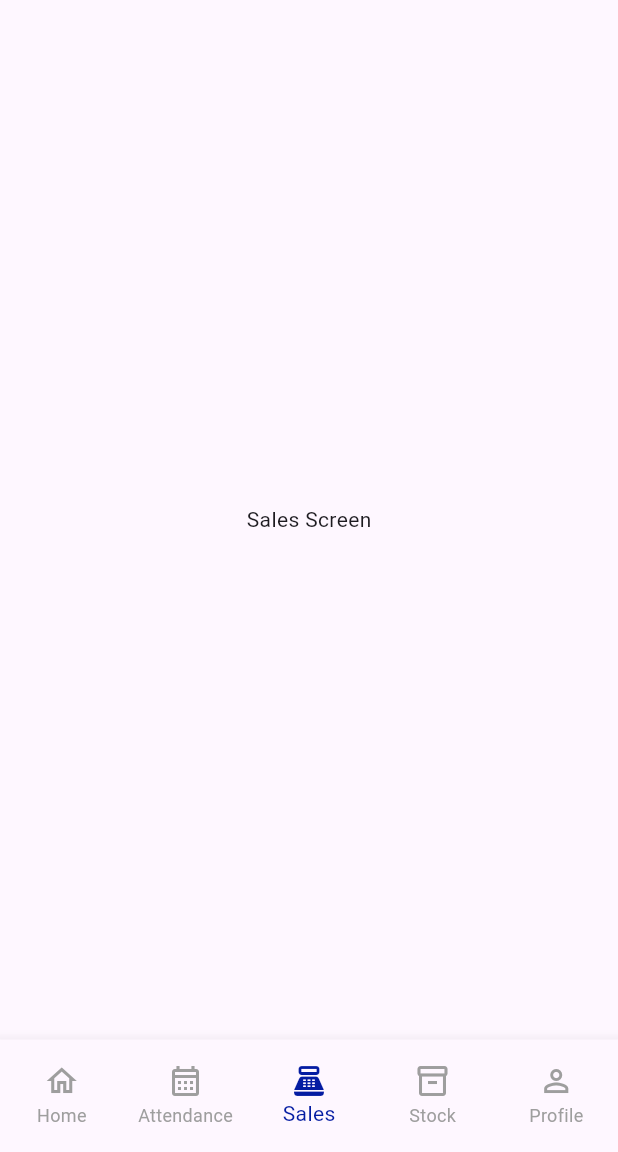
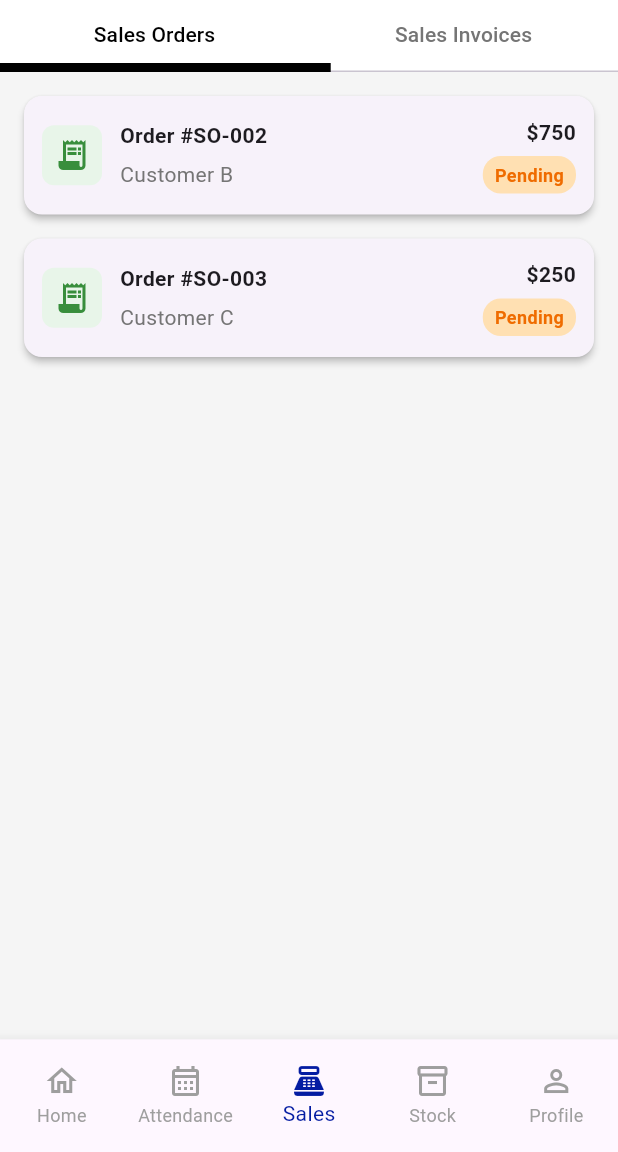
Before and after one commit to hanihassan01/Worksync-Application, a Flutter app: the Home_page screen opened directly, item 3 of the bottom bar chosen, on a phone screen of 412 x 824 dp, the part 84-1236 px from its top. Run offline on Flutter 3.47's test engine with Material 3 defaults, Android fonts, the phone set to English and light mode, and no system bars.

Commit message:
add  Sales list UI & Tab fix

```diff
--- a/lib/pages/Home/Homepage.dart
+++ b/lib/pages/Home/Homepage.dart
@@ -1,5 +1,6 @@
 import 'package:flutter/material.dart';
 import 'package:worksync/pages/Sales/salesoder.dart';
+import 'package:worksync/pages/Sales/sales_lisy.dart';
 
 class Home_page extends StatefulWidget {
   Home_page({super.key});
@@ -14,7 +15,7 @@ class _Home_pageState extends State<Home_page> {
   final List<Widget> _screens = [
     Center(child: Text("Home Screen")),
     Center(child: Text("Attendance Screen")),
-    Center(child: Text("Sales Screen")),
+    const SalesListPage(),
     Center(child: Text("Stock Screen")),
     Center(child: Text("Profile Screen")),
   ];
@@ -46,7 +47,7 @@ class _Home_pageState extends State<Home_page> {
         ],
       ),
       body: _currentIndex == 0
-          ? Expanded(
+          ? SingleChildScrollView(
               child: Container(
                 color: Color(0xFFe8f0f8),
                 child: Column(
--- /dev/null
+++ b/lib/pages/Sales/sales_lisy.dart
@@ -0,0 +1,224 @@
+import 'package:flutter/material.dart';
+// Sales order view page removed dependency; no DB interactions
+
+class SalesListPage extends StatefulWidget {
+  const SalesListPage({super.key});
+
+  @override
+  State<SalesListPage> createState() => _SalesListPageState();
+}
+
+class _SalesListPageState extends State<SalesListPage>
+    with SingleTickerProviderStateMixin {
+  // No persistent orders (database removed). Show empty lists.
+  late TabController _tabController;
+
+  // Demo data used to show tappable list items that navigate to the
+  // order view page. Each entry has an id, customer, amount and status.
+  final List<Map<String, dynamic>> _demoOrders = [
+    {'id': 'SO-001', 'customer': 'Customer A', 'amount': 500, 'status': 'paid'},
+    {
+      'id': 'SO-002',
+      'customer': 'Customer B',
+      'amount': 750,
+      'status': 'pending',
+    },
+    {
+      'id': 'SO-003',
+      'customer': 'Customer C',
+      'amount': 250,
+      'status': 'pending',
+    },
+    {
+      'id': 'SO-004',
+      'customer': 'Customer D',
+      'amount': 1000,
+      'status': 'paid',
+    },
+  ];
+  @override
+  void initState() {
+    super.initState();
+    _tabController = TabController(length: 2, vsync: this);
+  }
+
+  @override
+  void dispose() {
+    _tabController.dispose();
+    super.dispose();
+  }
+
+
+  @override
+  Widget build(BuildContext context) {
+
+    return Container(
+      color: Colors.grey.shade100,
+      child: SafeArea(
+        top: false,
+        bottom: false,
+        child: Column(
+          children: [
+            Material(
+              color: Colors.white,
+              child: TabBar(
+                controller: _tabController,
+                indicator: UnderlineTabIndicator(
+                  borderSide: BorderSide(color: Colors.black, width: 6.0),
+
+                  insets: EdgeInsets.symmetric(horizontal: 152.0),
+                ),
+                labelColor: Colors.black,
+                unselectedLabelColor: Colors.grey.shade600,
+                tabs: const [
+                  Tab(text: 'Sales Orders'),
+                  Tab(text: 'Sales Invoices'),
+                ],
+              ),
+            ),
+            Expanded(
+              child: TabBarView(
+                controller: _tabController,
+                children: [
+                  // Sales Orders tab
+                  _buildOrdersList('draft'),
+
+                  // Invoices tab (submitted orders)
+                  _buildOrdersList('submitted'),
+                ],
+              ),
+            ),
+          ],
+        ),
+      ),
+    );
+  }
+
+  Widget _buildOrdersList(String status) {
+    final filterStatus = status == 'draft' ? 'pending' : 'paid';
+    final items = _demoOrders
+        .where((o) => o['status'] == filterStatus)
+        .toList();
+
+    if (items.isEmpty) {
+      return Center(
+        child: Text(
+          'No ${status == 'draft' ? 'draft' : 'submitted'} orders',
+          style: TextStyle(color: Colors.grey.shade600),
+        ),
+      );
+    }
+
+    return ListView.separated(
+      padding: const EdgeInsets.all(12.0),
+      itemCount: items.length,
+      separatorBuilder: (_, __) => const SizedBox(height: 8),
+      itemBuilder: (context, index) {
+        final o = items[index];
+        return Card(
+          elevation: 2,
+          shape: RoundedRectangleBorder(
+            borderRadius: BorderRadius.circular(12),
+          ),
+          child: InkWell(
+            borderRadius: BorderRadius.circular(12),
+            onTap: () {
+              showDialog<void>(
+                context: context,
+                builder: (ctx) => AlertDialog(
+                  title: Text('Order ${o['id']}'),
+                  content: Column(
+                    mainAxisSize: MainAxisSize.min,
+                    crossAxisAlignment: CrossAxisAlignment.start,
+                    children: [
+                      Text('Customer: ${o['customer']}'),
+                      const SizedBox(height: 8),
+                      Text('Amount: ₹${o['amount']}'),
+                      const SizedBox(height: 8),
+                      Text(
+                        'Status: ${o['status'] == 'paid' ? 'Paid' : 'Pending'}',
+                      ),
+                    ],
+                  ),
+                  actions: [
+                    TextButton(
+                      onPressed: () => Navigator.pop(ctx),
+                      child: const Text('Close'),
+                    ),
+                  ],
+                ),
+              );
+            },
+            child: Padding(
+              padding: const EdgeInsets.symmetric(horizontal: 12, vertical: 14),
+              child: Row(
+                children: [
+                  Container(
+                    padding: const EdgeInsets.all(8),
+                    decoration: BoxDecoration(
+                      color: Colors.green.shade50,
+                      borderRadius: BorderRadius.circular(8),
+                    ),
+                    child: Icon(
+                      Icons.receipt_long,
+                      color: Colors.green.shade700,
+                    ),
+                  ),
+                  const SizedBox(width: 12),
+                  Expanded(
+                    child: Column(
+                      crossAxisAlignment: CrossAxisAlignment.start,
+                      children: [
+                        Text(
+                          'Order #${o['id']}',
+                          style: const TextStyle(fontWeight: FontWeight.bold),
+                        ),
+                        const SizedBox(height: 6),
+                        Text(
+                          o['customer'],
+                          style: TextStyle(color: Colors.grey.shade600),
+                        ),
+                      ],
+                    ),
+                  ),
+                  Column(
+                    crossAxisAlignment: CrossAxisAlignment.end,
+                    children: [
+                      Text(
+                        '\$${o['amount']}',
+                        style: const TextStyle(fontWeight: FontWeight.bold),
+                      ),
+                      const SizedBox(height: 6),
+                      Container(
+                        padding: const EdgeInsets.symmetric(
+                          horizontal: 8,
+                          vertical: 4,
+                        ),
+                        decoration: BoxDecoration(
+                          color: o['status'] == 'paid'
+                              ? Colors.green.shade100
+                              : Colors.orange.shade100,
+                          borderRadius: BorderRadius.circular(12),
+                        ),
+                        child: Text(
+                          o['status'] == 'paid' ? 'Paid' : 'Pending',
+                          style: TextStyle(
+                            color: o['status'] == 'paid'
+                                ? Colors.green.shade800
+                                : Colors.orange.shade800,
+                            fontSize: 12,
+                            fontWeight: FontWeight.w600,
+                          ),
+                        ),
+                      ),
+                    ],
+                  ),
+                ],
+              ),
+            ),
+          ),
+        );
+      },
+    );
+  }
+}
--- /dev/null
+++ b/lib/pages/Sales/sales_oder_vew.dart
@@ -0,0 +1,3 @@
+// Sales order view page removed. File retained as an empty placeholder
+// to avoid accidental import errors elsewhere. The UI now shows
+// list-only behavior inside `sales_lisy.dart` as requested.
```
